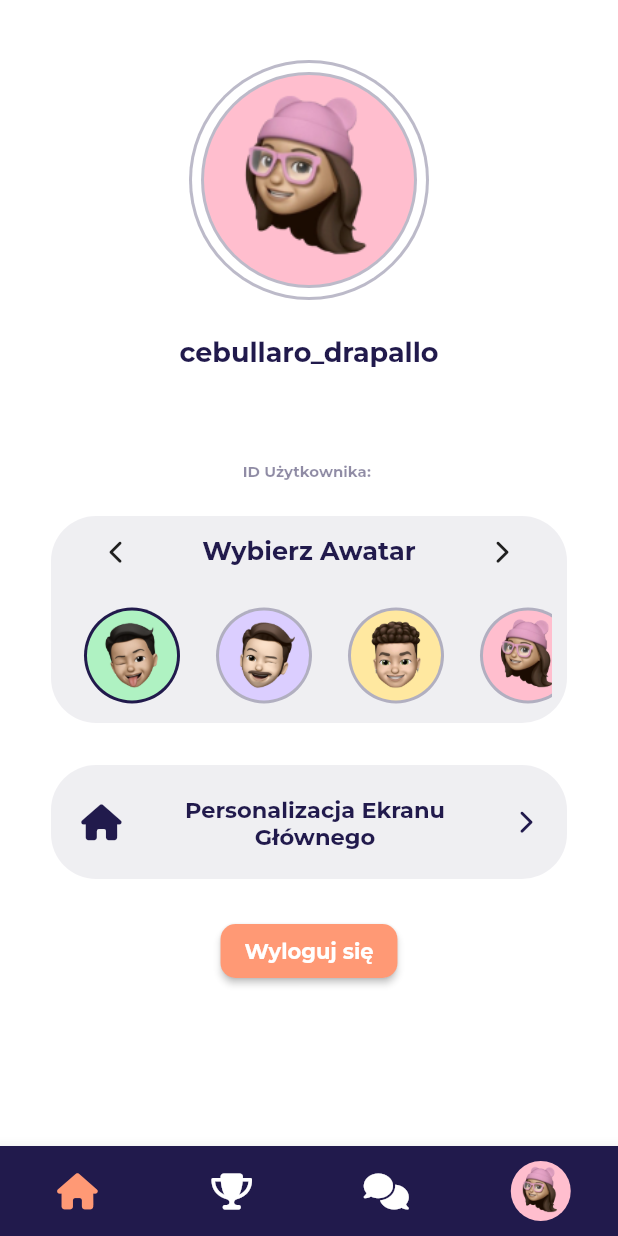
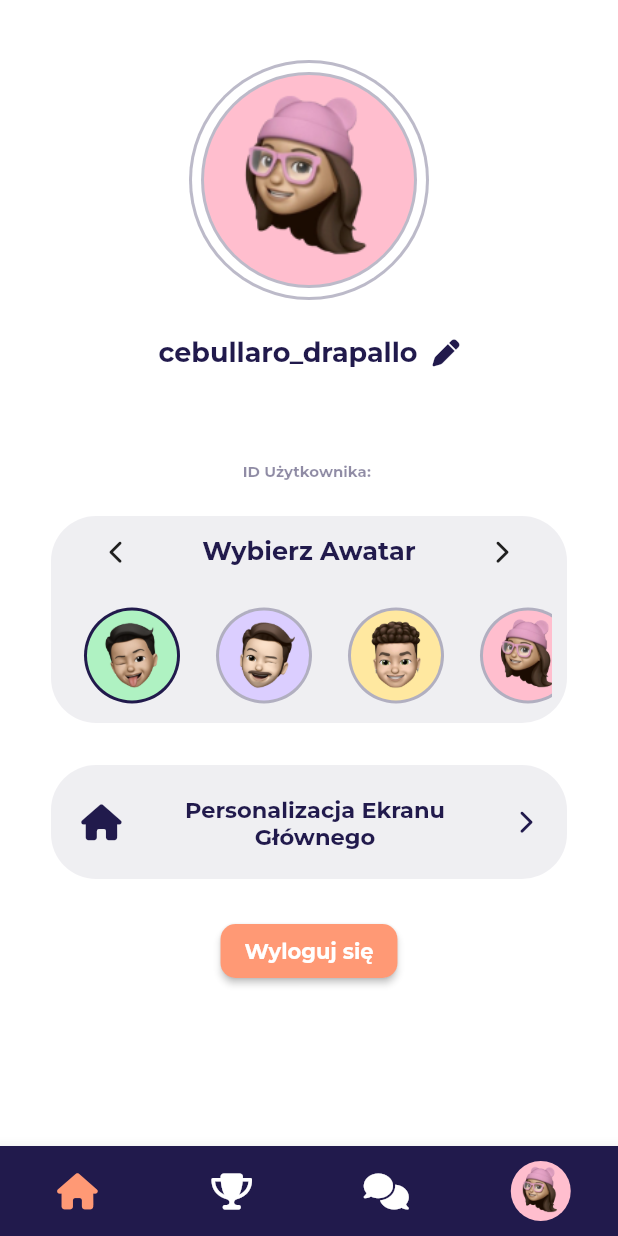
Before and after one commit to rebixpl/moje_miasto, a Flutter app: the PageViewScreen screen opened directly, swiped to page 4, on a phone screen of 412 x 824 dp. Run offline on Flutter 3.47's test engine with Material 2 defaults, Android fonts, the phone set to English and light mode, and no system bars; drawn by our look-alikes of animated_bottom_navigation_bar; our stand-ins replace bloc, carousel_slider, diacritic, equatable, firebase_auth, firebase_core and 6 more; missing offline and left inert: firebase_auth_platform_interface, flow_builder; accounts and stored records are empty; project files that could hold a hidden picture were left out.

Commit message:
65. profile screen UI
1. created username editor

```diff
--- a/lib/screens/login/widgets/big_elevated_button.dart
+++ b/lib/screens/login/widgets/big_elevated_button.dart
@@ -22,6 +22,7 @@ class BigElevatedButton extends StatelessWidget {
         style: const TextStyle(
           fontWeight: FontWeight.bold,
           fontSize: 20.0,
+          color: Colors.white,
         ),
       ),
     );
--- a/lib/screens/page_view_screen/data/nav_screens.dart
+++ b/lib/screens/page_view_screen/data/nav_screens.dart
@@ -11,7 +11,7 @@ List<Widget> navScreens = <Widget>[
   const HomeScreen(),
   const SchoolRankingScreen(),
   const WaldekAIScreen(),
-  const ProfileScreen(),
+  ProfileScreen(),
   HomeScreenSettingsScreen(),
   AddSchoolScreen(),
   const AddSchoolConfirmationScreen(),
--- a/lib/screens/profile_screen/profile_screen.dart
+++ b/lib/screens/profile_screen/profile_screen.dart
@@ -1,11 +1,13 @@
 import 'package:flutter/material.dart';
 import 'package:flutter_bloc/flutter_bloc.dart';
+import 'package:font_awesome_flutter/font_awesome_flutter.dart';
 import 'package:moje_miasto/app/app.dart';
 import 'package:moje_miasto/screens/account_creation_screens/create_account/widgets/avatar_selector/avatar_selector.dart';
 import 'package:moje_miasto/screens/account_creation_screens/create_account/widgets/avatar_selector/avatars.dart';
 import 'package:moje_miasto/screens/account_creation_screens/create_account/widgets/avatar_selector/cubits/avatar_selector_cubit.dart';
 import 'package:moje_miasto/screens/page_view_screen/data/nav_screens_enum.dart';
 import 'package:moje_miasto/screens/page_view_screen/widgets/custom_bottom_navbar/cubit/cb_navbar_cubit.dart';
+import 'package:moje_miasto/screens/profile_screen/widgets/edit_username_snackbar.dart';
 import 'package:moje_miasto/screens/profile_screen/widgets/home_screen_personalization_btn/home_screen_personalization_btn.dart';
 import 'package:moje_miasto/screens/profile_screen/widgets/log_out_button.dart';
 import 'package:moje_miasto/screens/profile_screen/widgets/profile_screen_texts.dart';
@@ -13,7 +15,9 @@ import 'package:moje_miasto/screens/profile_screen/widgets/user_avatar.dart';
 import 'package:moje_miasto/theme.dart';
 
 class ProfileScreen extends StatelessWidget {
-  const ProfileScreen({super.key});
+  ProfileScreen({super.key});
+
+  final TextEditingController usernameController = TextEditingController();
 
   @override
   Widget build(BuildContext context) {
@@ -39,7 +43,32 @@ class ProfileScreen extends StatelessWidget {
                             avatar: avatars[3],
                           ),
                           const SizedBox(height: 14.0),
-                          usernameText(context, 'cebullaro_drapallo'),
+                          Row(
+                            crossAxisAlignment: CrossAxisAlignment.center,
+                            mainAxisAlignment: MainAxisAlignment.center,
+                            children: [
+                              usernameText(context, 'cebullaro_drapallo'),
+                              const SizedBox(width: 10.0),
+                              IconButton(
+                                padding: EdgeInsets.zero,
+                                splashRadius: 18.0,
+                                constraints:
+                                    const BoxConstraints(), // removes this stupid default padding
+                                iconSize: 18.0,
+                                onPressed: () {
+                                  showEditUsernameSnackbar(
+                                    context: context,
+                                    usernameController: usernameController,
+                                  );
+                                },
+                                icon: Icon(
+                                  FontAwesomeIcons.pen,
+                                  color:
+                                      Theme.of(context).colorScheme.secondary,
+                                ),
+                              ),
+                            ],
+                          ),
                           const SizedBox(height: 20.0),
                           emailText(context, user.email.toString()),
                           const SizedBox(height: 20.0),
@@ -48,16 +77,19 @@ class ProfileScreen extends StatelessWidget {
                           const SelectAvatar(),
                           const SizedBox(height: 20.0),
                           HomeScreenPersonalizationBtn(
-                            onTap: () => pageViewNavCubit.onTap(
-                              NavScreensEnum.homeScreenSettingsScreen.index,
-                            ),
+                            onTap: () {
+                              ScaffoldMessenger.of(context)
+                                  .hideCurrentSnackBar();
+                              pageViewNavCubit.onTap(
+                                NavScreensEnum.homeScreenSettingsScreen.index,
+                              );
+                            },
                           ),
                           const SizedBox(height: 20.0),
-                          LogOutButton(
-                            onTap: () => context
-                                .read<AppBloc>()
-                                .add(AppLogoutRequested()),
-                          ),
+                          LogOutButton(onTap: () {
+                            ScaffoldMessenger.of(context).hideCurrentSnackBar();
+                            context.read<AppBloc>().add(AppLogoutRequested());
+                          }),
                           const SizedBox(height: AppTheme.kBottomNavbarHeight),
                         ],
                       ),
--- a/lib/screens/profile_screen/widgets/home_screen_personalization_btn/home_screen_personalization_btn.dart
+++ b/lib/screens/profile_screen/widgets/home_screen_personalization_btn/home_screen_personalization_btn.dart
@@ -32,16 +32,7 @@ class HomeScreenPersonalizationBtn extends StatelessWidget {
               Expanded(
                 child: Padding(
                   padding: const EdgeInsets.symmetric(horizontal: 10.0),
-                  child: Text(
-                    'personalizacja ekranu głównego'.titleCase,
-                    style: TextStyle(
-                      color: Theme.of(context).colorScheme.secondary,
-                      fontWeight: FontWeight.bold,
-                      fontSize: 15.0,
-                    ),
-                    maxLines: 2,
-                    textAlign: TextAlign.center,
-                  ),
+                  child: centerText(context),
                 ),
               ),
               Icon(
@@ -55,4 +46,17 @@ class HomeScreenPersonalizationBtn extends StatelessWidget {
       ),
     );
   }
+
+  Text centerText(BuildContext context) {
+    return Text(
+      'personalizacja ekranu głównego'.titleCase,
+      style: TextStyle(
+        color: Theme.of(context).colorScheme.secondary,
+        fontWeight: FontWeight.bold,
+        fontSize: 15.0,
+      ),
+      maxLines: 2,
+      textAlign: TextAlign.center,
+    );
+  }
 }
```
Also changed, not shown: lib/screens/page_view_screen/page_view_screen.dart (+2 -6 lines), lib/screens/profile_screen/widgets/edit_username_snackbar.dart (added, +41 -0 lines).
